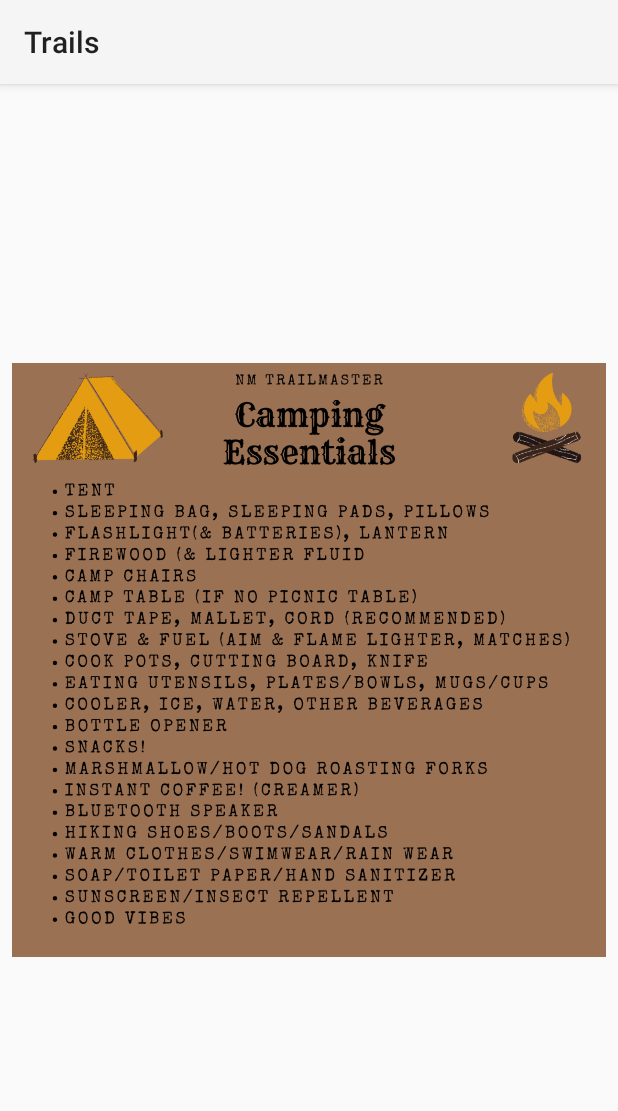
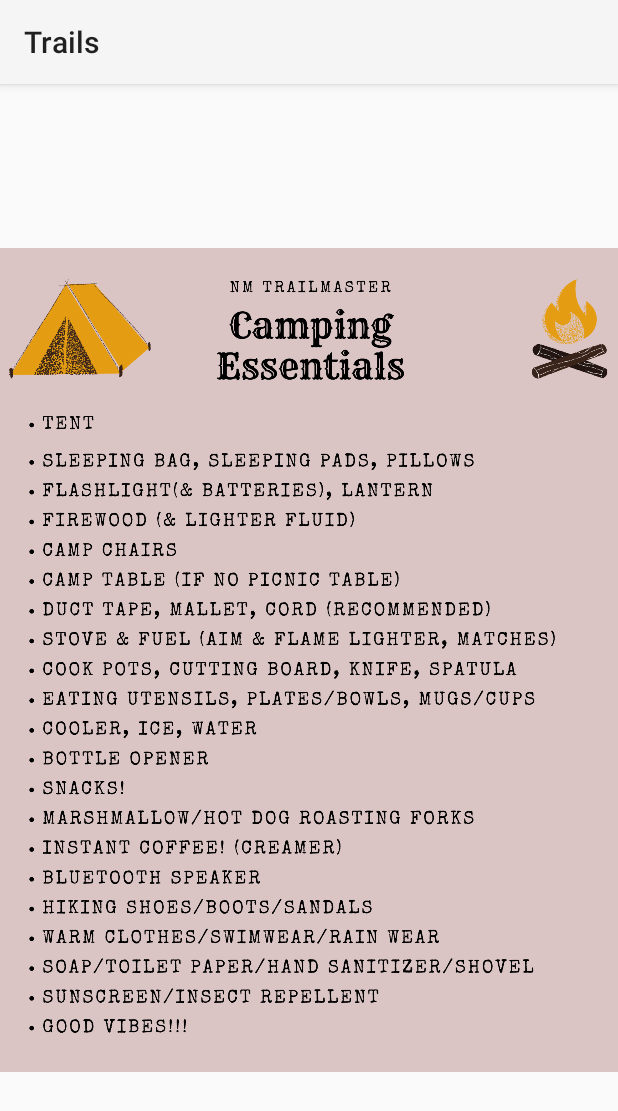
Before and after one commit to jdrake16/trails, an Android app: the Activity13 screen opened directly, with no data from a screen before it, on a phone screen of 412 x 824 dp. Shown: the top 1111 px of the screen. Run offline under Robolectric (Android 15) with nearby library versions, the phone set to English and light mode, and no system bars.

Commit message:
minor changes to camping essentials.

```diff
--- a/app/src/main/res/layout/activity_13.xml
+++ b/app/src/main/res/layout/activity_13.xml
@@ -8,10 +8,10 @@
     android:id="@+id/campstuff"
     android:layout_width="wrap_content"
     android:layout_height="match_parent"
-    android:src="@drawable/camping_essentials"
+    android:src="@drawable/essentials_pic_three"
     android:scaleType="centerInside"
     android:adjustViewBounds="true"
-    android:layout_margin="8dp"
+    android:layout_margin="0dp"
     />
 
 
```
Also changed, not shown: app/src/main/res/drawable/essentials_pic_three.png (added), app/src/main/res/drawable/essentials_pic_two.png (added).
